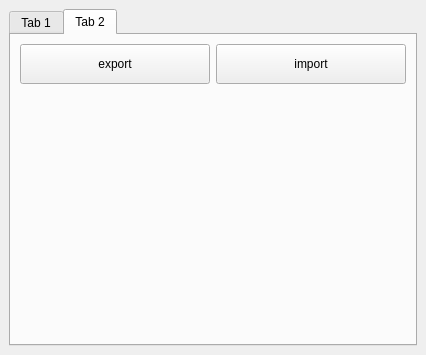
Qt form seer7_setup.ui (rupengfei/TD_code) before a commit.
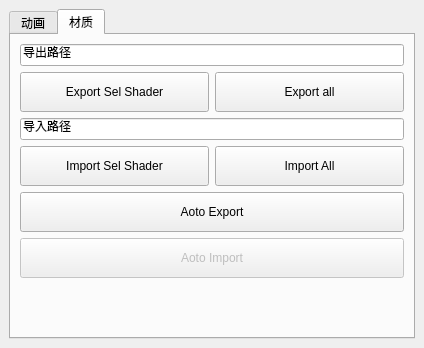
The same form after that commit.

Commit message: shader Export case

What changed in the file:
```diff
--- a/seer7_setup.ui
+++ b/seer7_setup.ui
@@ -9,8 +9,8 @@
    <rect>
     <x>0</x>
     <y>0</y>
-    <width>426</width>
-    <height>355</height>
+    <width>424</width>
+    <height>348</height>
    </rect>
   </property>
   <property name="minimumSize">
@@ -40,7 +40,7 @@
       </property>
       <widget class="QWidget" name="tab">
        <attribute name="title">
-        <string>Tab 1</string>
+        <string>动画</string>
        </attribute>
        <layout class="QGridLayout" name="gridLayout">
         <item row="0" column="1">
@@ -108,13 +108,26 @@
       </widget>
       <widget class="QWidget" name="tab_2">
        <attribute name="title">
-        <string>Tab 2</string>
+        <string>材质</string>
        </attribute>
        <layout class="QVBoxLayout" name="verticalLayout_2">
         <item>
-         <layout class="QGridLayout" name="gridLayout_2">
-          <item row="0" column="1">
-           <widget class="QPushButton" name="btn_import">
+         <widget class="QLineEdit" name="lin_export">
+          <property name="toolTip">
+           <string>&lt;html&gt;&lt;head/&gt;&lt;body&gt;&lt;p&gt;&lt;span style=&quot; font-size:9pt; font-weight:400;&quot;&gt;导出路径 写全名！！！&lt;/span&gt;&lt;/p&gt;&lt;p&gt;&lt;span style=&quot; font-size:9pt; font-weight:400;&quot;&gt;例：&amp;quot;D:\Rig\shader.ma&amp;quot;&lt;/span&gt;&lt;/p&gt;&lt;/body&gt;&lt;/html&gt;</string>
+          </property>
+          <property name="whatsThis">
+           <string>&lt;html&gt;&lt;head/&gt;&lt;body&gt;&lt;p&gt;奥术大师大多所&lt;/p&gt;&lt;/body&gt;&lt;/html&gt;</string>
+          </property>
+          <property name="text">
+           <string>导出路径</string>
+          </property>
+         </widget>
+        </item>
+        <item>
+         <layout class="QHBoxLayout" name="horizontalLayout">
+          <item>
+           <widget class="QPushButton" name="btn_export_sel_shader">
             <property name="minimumSize">
              <size>
               <width>120</width>
@@ -122,12 +135,12 @@
              </size>
             </property>
             <property name="text">
-             <string>import</string>
+             <string>Export Sel Shader</string>
             </property>
            </widget>
           </item>
-          <item row="0" column="0">
-           <widget class="QPushButton" name="btn_export">
+          <item>
+           <widget class="QPushButton" name="btn_export_all">
             <property name="minimumSize">
              <size>
               <width>120</width>
@@ -135,12 +148,99 @@
              </size>
             </property>
             <property name="text">
-             <string>export</string>
+             <string>Export all</string>
             </property>
            </widget>
           </item>
          </layout>
         </item>
+        <item>
+         <widget class="QLineEdit" name="lin_import">
+          <property name="toolTip">
+           <string>&lt;html&gt;&lt;head/&gt;&lt;body&gt;&lt;p&gt;&lt;span style=&quot; font-size:9pt;&quot;&gt;导入路径 写全名！！！&lt;/span&gt;&lt;/p&gt;&lt;p&gt;&lt;span style=&quot; font-size:9pt;&quot;&gt;例：&amp;quot;D:\Rig\shader.ma&amp;quot;&lt;/span&gt;&lt;/p&gt;&lt;/body&gt;&lt;/html&gt;</string>
+          </property>
+          <property name="text">
+           <string>导入路径</string>
+          </property>
+         </widget>
+        </item>
+        <item>
+         <layout class="QHBoxLayout" name="horizontalLayout_2">
+          <item>
+           <widget class="QPushButton" name="btn_import_sel_shader">
+            <property name="minimumSize">
+             <size>
+              <width>120</width>
+              <height>40</height>
+             </size>
+            </property>
+            <property name="toolTip">
+             <string>&lt;html&gt;&lt;head/&gt;&lt;body&gt;&lt;p&gt;导入选择的模型的材质&lt;/p&gt;&lt;/body&gt;&lt;/html&gt;</string>
+            </property>
+            <property name="text">
+             <string>Import Sel Shader</string>
+            </property>
+           </widget>
+          </item>
+          <item>
+           <widget class="QPushButton" name="btn_import_all">
+            <property name="minimumSize">
+             <size>
+              <width>120</width>
+              <height>40</height>
+             </size>
+            </property>
+            <property name="toolTip">
+             <string>&lt;html&gt;&lt;head/&gt;&lt;body&gt;&lt;p&gt;导入场景里所有的材质&lt;/p&gt;&lt;/body&gt;&lt;/html&gt;</string>
+            </property>
+            <property name="text">
+             <string>Import All</string>
+            </property>
+           </widget>
+          </item>
+         </layout>
+        </item>
+        <item>
+         <widget class="QPushButton" name="btn_aoto_export">
+          <property name="minimumSize">
+           <size>
+            <width>120</width>
+            <height>40</height>
+           </size>
+          </property>
+          <property name="toolTip">
+           <string>&lt;html&gt;&lt;head/&gt;&lt;body&gt;&lt;p&gt;&lt;span style=&quot; font-size:9pt;&quot;&gt;导出所有_Geo组底下的模型的材质&lt;/span&gt;&lt;/p&gt;&lt;p&gt;&lt;span style=&quot; font-size:9pt;&quot;&gt;范例：atieda_Geo&lt;/span&gt;&lt;/p&gt;&lt;p&gt;&lt;span style=&quot; font-size:9pt;&quot;&gt;只导出大写G的&lt;/span&gt;&lt;/p&gt;&lt;/body&gt;&lt;/html&gt;</string>
+          </property>
+          <property name="whatsThis">
+           <string>&lt;html&gt;&lt;head/&gt;&lt;body&gt;&lt;p&gt;&lt;br/&gt;&lt;/p&gt;&lt;/body&gt;&lt;/html&gt;</string>
+          </property>
+          <property name="text">
+           <string>Aoto Export</string>
+          </property>
+         </widget>
+        </item>
+        <item>
+         <widget class="QPushButton" name="btn_aoto_import">
+          <property name="enabled">
+           <bool>false</bool>
+          </property>
+          <property name="minimumSize">
+           <size>
+            <width>120</width>
+            <height>40</height>
+           </size>
+          </property>
+          <property name="toolTip">
+           <string>&lt;html&gt;&lt;head/&gt;&lt;body&gt;&lt;p&gt;&lt;span style=&quot; font-size:9pt;&quot;&gt;导出所有_Geo组底下的模型的材质&lt;/span&gt;&lt;/p&gt;&lt;p&gt;&lt;span style=&quot; font-size:9pt;&quot;&gt;范例：atieda_Geo&lt;/span&gt;&lt;/p&gt;&lt;p&gt;&lt;span style=&quot; font-size:9pt;&quot;&gt;只导出大写G的&lt;/span&gt;&lt;/p&gt;&lt;/body&gt;&lt;/html&gt;</string>
+          </property>
+          <property name="whatsThis">
+           <string>&lt;html&gt;&lt;head/&gt;&lt;body&gt;&lt;p&gt;&lt;br/&gt;&lt;/p&gt;&lt;/body&gt;&lt;/html&gt;</string>
+          </property>
+          <property name="text">
+           <string>Aoto Import</string>
+          </property>
+         </widget>
+        </item>
         <item>
          <spacer name="verticalSpacer_3">
           <property name="orientation">
```
Left out of the diff: 22 changed lines with no effect on the pictures. The commit also changes 4 other files.
